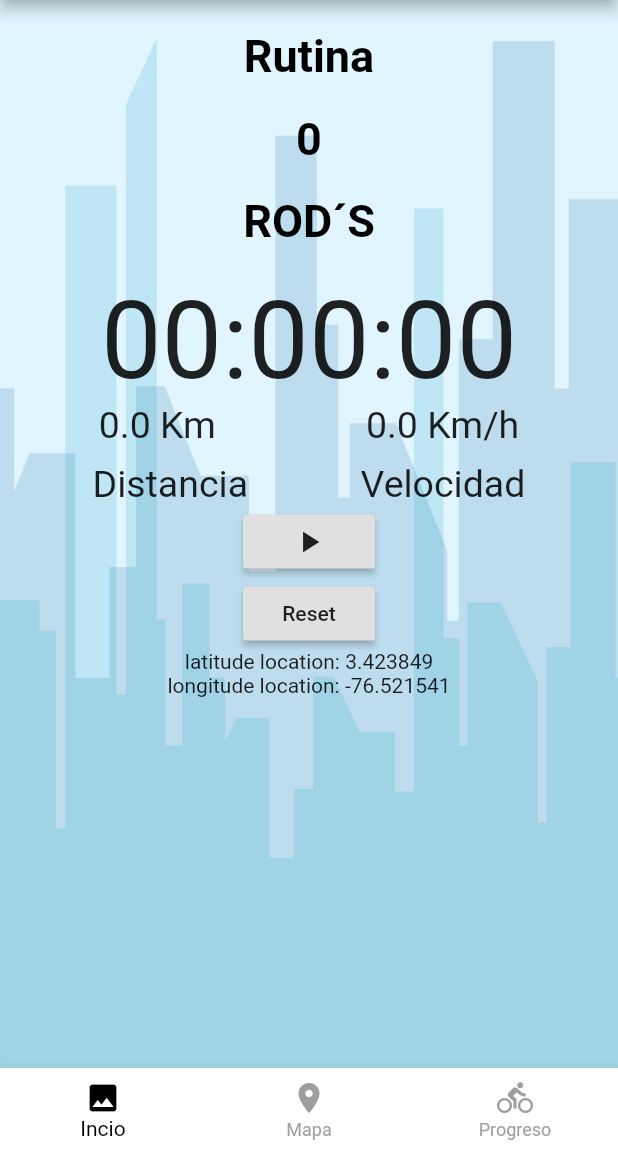
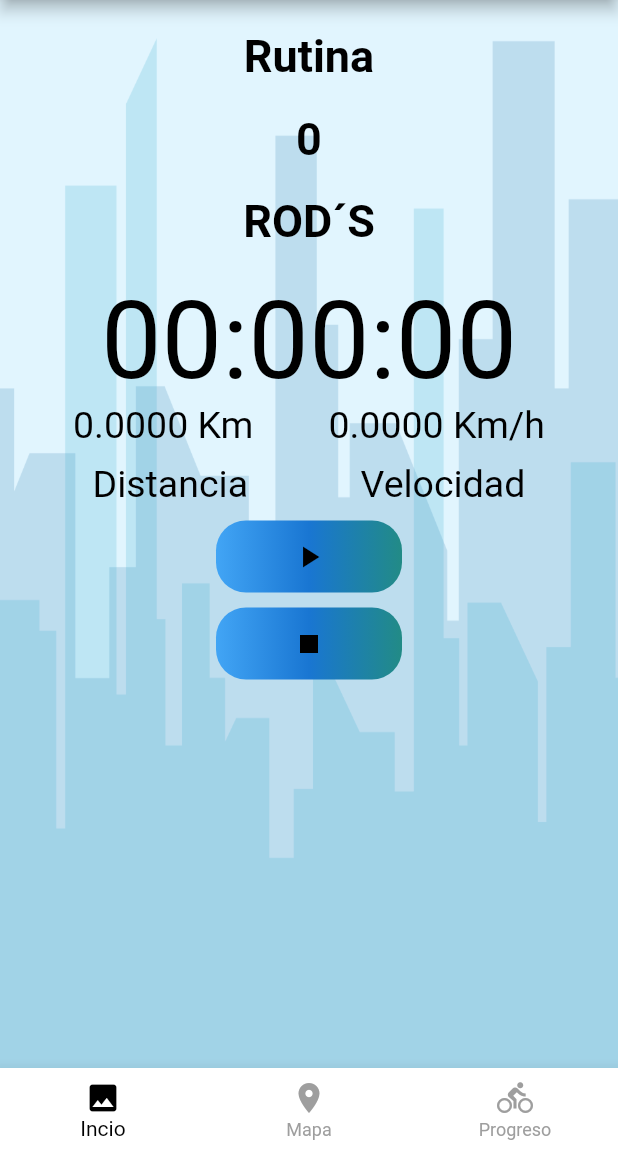
Before and after one commit to jhon0520/BiciAppFlutter, a Flutter app: the screen it shows after launch, after a tap on "Iniciar Recorrido", on a phone screen of 412 x 824 dp, the part 84-1236 px from its top. Run offline on Flutter 3.47's test engine with Material 2 defaults, Android fonts, the phone set to English and light mode, and no system bars; our stand-ins replace flutter_map, latlong, location; accounts and stored records are empty.

Commit message:
Agregando flutter Swiper para agregar Swiper de imagenes, acomodando estilos de colores y botones de routinePage_view

```diff
--- a/lib/src/page/principal_page.dart
+++ b/lib/src/page/principal_page.dart
@@ -25,7 +25,6 @@ class _PrincipalPageState extends State<PrincipalPage> {
 
     if( (int.parse(timer.stopwatchText.substring(6,8)) % 10)  == 0 && !timer.isStart && geoposition.getisStarted){
       geoposition.getPosition();
-      //geoposition.setTime = timer.stopwatchText;
     }
 
     Size size = MediaQuery.of(context).size;
--- a/lib/src/provider/geoLocation_provider.dart
+++ b/lib/src/provider/geoLocation_provider.dart
@@ -1,6 +1,6 @@
 import 'dart:io';
 import 'dart:math';
-import 'package:biciapp/src/provider/chronometer_provider.dart';
+
 import 'package:flutter/cupertino.dart';
 import 'package:location/location.dart';
 import 'package:latlong/latlong.dart';
@@ -14,9 +14,9 @@ class LocationProvider extends ChangeNotifier{
   bool _isStarted = false;
 
   List<LatLng> _listofPoints = <LatLng>[];
-  List<double> _listofDistances = <double>[];
+  List<double> _listofDistances = <double>[0.00001];
 
-  double _velocity = 0.0;
+  double _velocity = 0.00001;
   double _distance = 0.0;
 
   double _time = 0.0;
@@ -73,7 +73,8 @@ class LocationProvider extends ChangeNotifier{
   void restarted (){
     getPoints.clear();
     getDistances.clear();
-    setNewVelocity = 0.0;
+    setnewDistance = 0.00001;
+    setNewVelocity = 0.00001;
   }
 
   set setnewDistance (double newDistance){
@@ -115,21 +116,19 @@ class LocationProvider extends ChangeNotifier{
             double distance = calculateDistance(getPoints[position-2].latitude,getPoints[position-1].latitude,
                                                getPoints[position-2].longitude,getPoints[position-1].longitude);
             //print('distance: ${distance.toString()}');
-            setnewDistance = distance;
+            setnewDistance = getDistances[position-1] + distance;
 
             //print('Time $getTime');
-
+            print('Distance Length ${getDistances.length}');
             if(getDistances.length > 1){
-              double time = getTime / 3600;
+              double time = 10 / 3600;
               int position = getDistances.length;
               double speed = calculateSpeed(getDistances[position-2], getDistances[position-1], time);
-
+              setVelocityChanged = speed;
               print('Speed: $speed');
             }
           }
         }
-
-        // TODO: validar con variable bool si el cronometro esta corriendo para agregar los datos a las respectivas listas
         print("latitude location: $getLatitude");
         print("longitude location: $getLongitude");
       }
--- a/lib/src/view/principal/routinepage_view.dart
+++ b/lib/src/view/principal/routinepage_view.dart
@@ -31,15 +31,14 @@ class RoutinePage extends StatelessWidget {
         SizedBox(height: 20),
         _roadsText(dayMode, stylePage),
         SizedBox(height: 20),
-        _timerText(timer),
+        _timerText(dayMode, stylePage, timer),
         //SizedBox(height: 50),
-        _information(geoposition),
+        _information(dayMode, stylePage, geoposition),
         //SizedBox(height: 50),
-        _inputButtoms(timer, geoposition),
-        //Text(geoposition.getPosition.toString()),
-        //Text('$position ${geoposition.userLocation.toString()}'),
-        Text("latitude location: ${geoposition.getLatitude}"),
-        Text("longitude location: ${geoposition.getLongitude}")
+        _inputButtoms(dayMode, stylePage, timer, geoposition),
+
+        //Text("latitude location: ${geoposition.getLatitude}"),
+        //Text("longitude location: ${geoposition.getLongitude}")
 
       ],
     );
@@ -79,29 +78,32 @@ class RoutinePage extends StatelessWidget {
       );
     }
 
-  Widget _timerText(ChronometerProvider timer){
+  Widget _timerText(bool dayMode, LoginPageStyleModel stylePage, ChronometerProvider timer){
     return FittedBox(
             fit: BoxFit.none,
             child: Text(
-              //stopwatchText,
               timer.stopwatchText,
-              style: TextStyle(fontSize: 72),
+              style: TextStyle(fontSize: 72,
+              color: (dayMode ? stylePage.colorTextDay : stylePage.colorTextNight)),
             ),
           );
   }
 
-  Widget _information(LocationProvider geoposition){
+  Widget _information(bool dayMode, LoginPageStyleModel stylePage, LocationProvider geoposition){
     return Container(
       child: Column(
         children: <Widget>[
           Row(
             mainAxisAlignment: MainAxisAlignment.center,
             children: <Widget>[
-              Text('${geoposition.getDistance} Km',
-              style: TextStyle(fontSize: 25)),
-              SizedBox(width: 100,),
-              Text('${geoposition.getVelocity} Km/h',
-              style: TextStyle(fontSize: 25)),
+              //.substring(0,6)
+              Text('${geoposition.getDistances[geoposition.getDistances.length-1].toString().substring(0,6)} Km',
+              style: TextStyle(fontSize: 25,
+              color: (dayMode ? stylePage.colorTextDay : stylePage.colorTextNight))),
+              SizedBox(width: 50,),
+              Text('${geoposition.getVelocity.toString().substring(0,6)} Km/h',
+              style: TextStyle(fontSize: 25,
+              color: (dayMode ? stylePage.colorTextDay : stylePage.colorTextNight))),
             ],
           ),
           SizedBox(height: 10,),
@@ -109,10 +111,12 @@ class RoutinePage extends StatelessWidget {
             mainAxisAlignment: MainAxisAlignment.center,
             children: <Widget>[
               Text('Distancia',
-              style: TextStyle(fontSize: 25)),
+              style: TextStyle(fontSize: 25,
+              color: (dayMode ? stylePage.colorTextDay : stylePage.colorTextNight))),
               SizedBox(width: 75,),
               Text('Velocidad',
-              style: TextStyle(fontSize: 25)),
+              style: TextStyle(fontSize: 25,
+              color: (dayMode ? stylePage.colorTextDay : stylePage.colorTextNight))),
             ],
           ),
         ],
@@ -120,26 +124,54 @@ class RoutinePage extends StatelessWidget {
     );
   }
 
-  Widget _inputButtoms(ChronometerProvider timer, LocationProvider geoposition){
+  Widget _inputButtoms(bool dayMode, LoginPageStyleModel stylePage, ChronometerProvider timer, LocationProvider geoposition){
     return Center(
           child: Column(
             children: <Widget>[
-              RaisedButton(
-                child: Icon(timer.isStart ? Icons.play_arrow : Icons.stop),
+              SizedBox(height: 10,),
+              Container(
+                decoration: BoxDecoration(
+                  gradient: LinearGradient(
+                  colors: <Color>[
+                    Color(0xFF42A5F5),
+                    Color(0xFF1976D2),
+                    Color.fromRGBO(34, 139, 134, 100.0),
+                  ],
+                  ),
+                  borderRadius: BorderRadius.all(Radius.circular(20))),
+                  child: MaterialButton(
+                    padding: EdgeInsets.symmetric(horizontal: 50.0,),
                     onPressed: (){
                       timer.startStopButtonPressed();
                       geoposition.setisStarted = true;
-
                     },
+                    child: Icon((timer.isStart ? Icons.play_arrow : Icons.pause),
+                           color: (dayMode ? stylePage.colorIconsDay : stylePage.colorIconNight),
                     ),
-              RaisedButton(
-                child: Text('Reset'),
+                ),
+              ),
+              SizedBox(height: 10,),
+              Container(
+                decoration: BoxDecoration(
+                  gradient: LinearGradient(
+                  colors: <Color>[
+                    Color(0xFF42A5F5),
+                    Color(0xFF1976D2),
+                    Color.fromRGBO(34, 139, 134, 100.0),
+                  ],
+                  ),
+                  borderRadius: BorderRadius.all(Radius.circular(20))),
+                  child: MaterialButton(
+                    padding: EdgeInsets.symmetric(horizontal: 50.0,),
                     onPressed: (){
                       timer.resetButtonPressed();
                       geoposition.setisStarted = false;
                       geoposition.restarted();
-
                     },
+                    child: Icon(Icons.stop,
+                           color: (dayMode ? stylePage.colorIconsDay : stylePage.colorIconNight),
+                    ),
+                ),
               ),
             ],
           ),
--- a/pubspec.yaml
+++ b/pubspec.yaml
@@ -27,6 +27,7 @@ dependencies:
   http: ^0.12.0+2
   location: ^2.3.5
   flutter_map: ^0.7.1
+  flutter_swiper: ^1.1.6
 
 
 dev_dependencies:
```
Also changed, not shown: pubspec.lock, 1 other file. Lines whose indentation alone changed are shown as unchanged.
